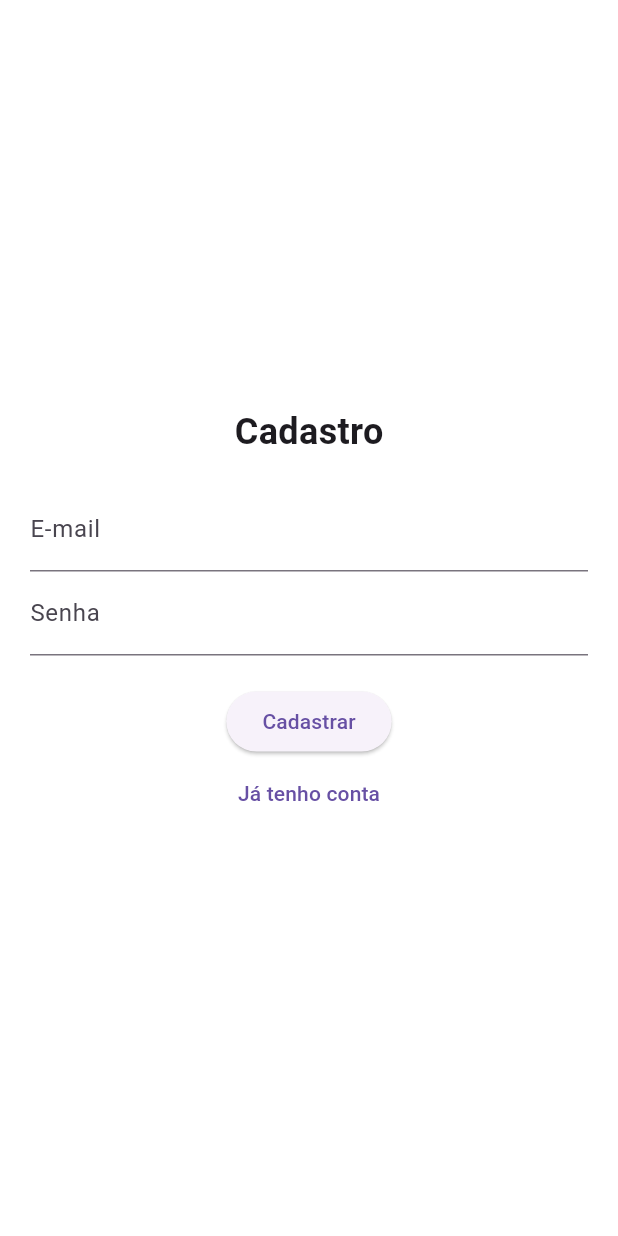
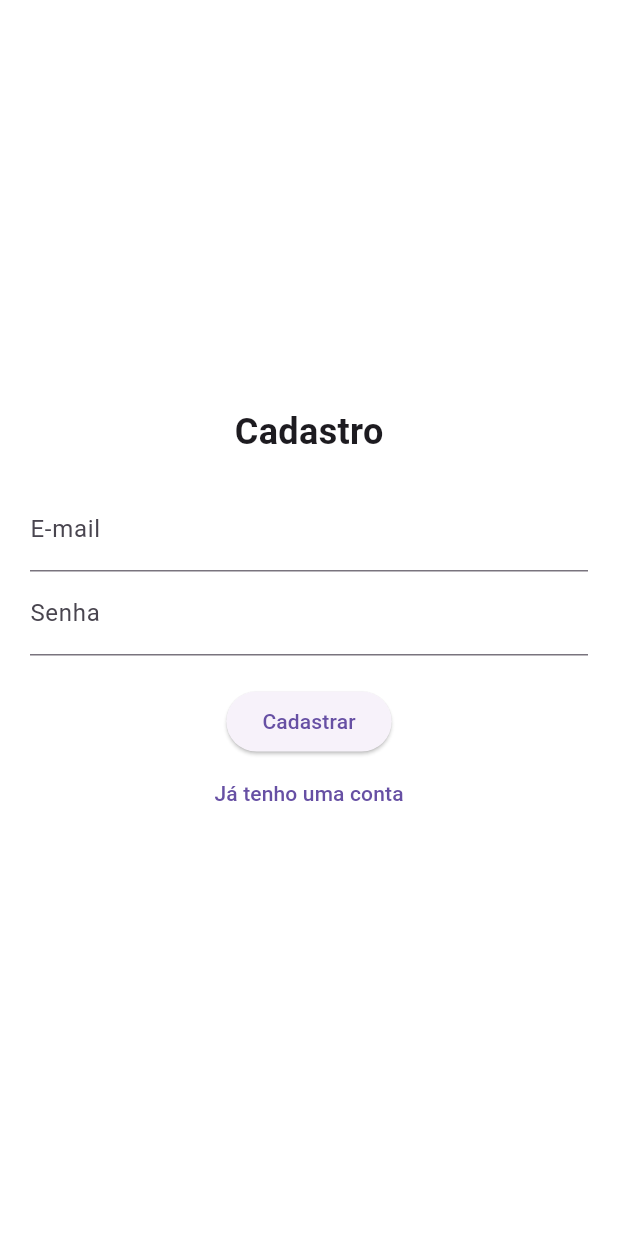
Before and after one commit to renatacgs/todo_list, a Flutter app: the screen it shows after launch, after a tap on "Entrar", after a tap on the "exit to app" icon, after a tap on "Criar conta", on a phone screen of 412 x 824 dp. Run offline on Flutter 3.47's test engine with Material 3 defaults, Android fonts, the phone set to English and light mode, and no system bars; our stand-ins replace shared_preferences, table_calendar.

Commit message:
alterações

```diff
--- a/lib/main.dart
+++ b/lib/main.dart
@@ -49,7 +49,7 @@ class _LoginPageState extends State<LoginPage> {
         _showMessage("Cadastro finalizado! Faça o login.");
         _toggleMode();
       } else {
-        _showMessage("E-mail já cadastrado.");
+        _showMessage("E-mail já foi cadastrado.");
       }
     }
   }
@@ -74,7 +74,7 @@ class _LoginPageState extends State<LoginPage> {
               TextField(controller: _passwordController, obscureText: true, decoration: InputDecoration(labelText: "Senha")),
               SizedBox(height: 20),
               ElevatedButton(onPressed: _authenticate, child: Text(_isLogin ? "Entrar" : "Cadastrar")),
-              TextButton(onPressed: _toggleMode, child: Text(_isLogin ? "Criar conta" : "Já tenho conta")),
+              TextButton(onPressed: _toggleMode, child: Text(_isLogin ? "Criar conta" : "Já tenho uma conta")),
             ],
           ),
         ),
@@ -152,7 +152,7 @@ class _HomePageState extends State<HomePage> {
     showDialog(
       context: context,
       builder: (context) => AlertDialog(
-        title: Text("Tarefas do Dia"),
+        title: Text("Tarefas do dia"),
         content: Column(
           mainAxisSize: MainAxisSize.min,
           children: [
```
Also changed, not shown: 7 other files.
